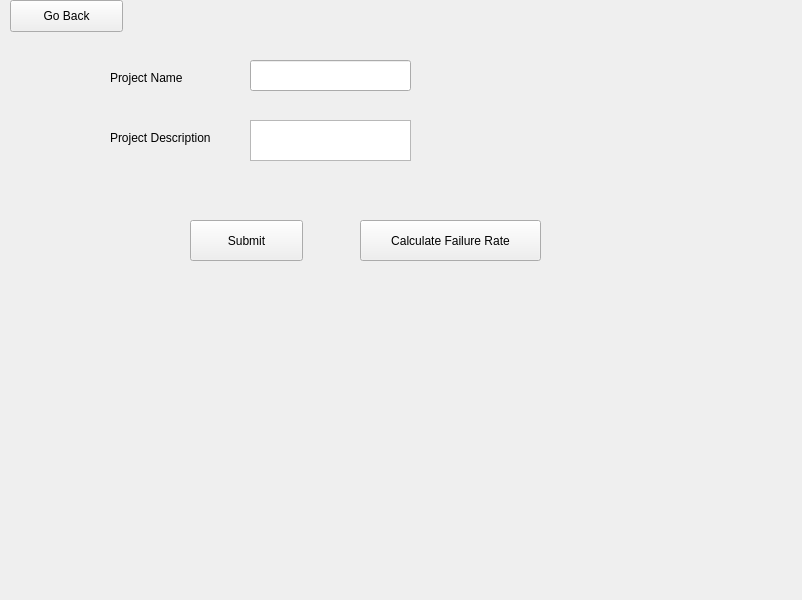
This is gui/project/create_project.ui in karthikdivakaran/reli_engine as Qt 5 draws it before an edit. The edited form follows.
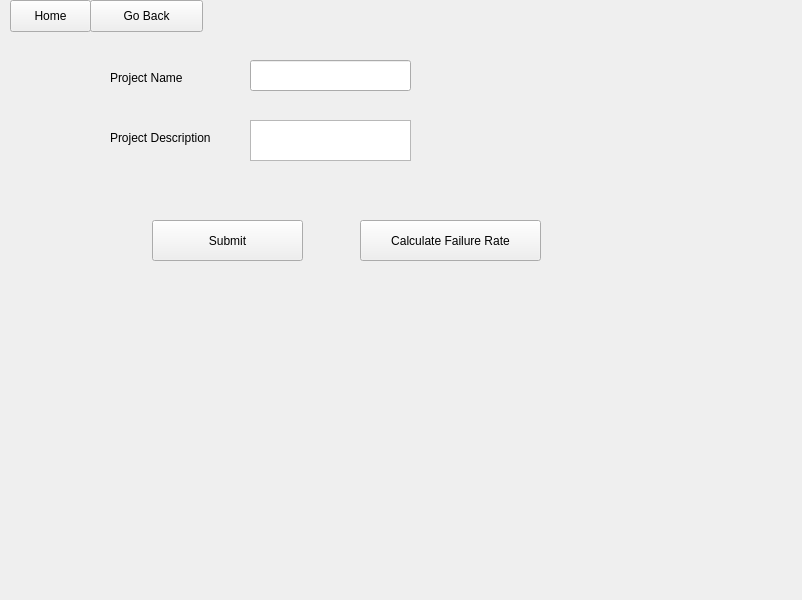
This is the edited form. Icons and pictures are not drawn.

The edit to the form file:
```diff
--- a/gui/project/create_project.ui
+++ b/gui/project/create_project.ui
@@ -19,7 +19,7 @@
   <widget class="QPushButton" name="backBtn">
    <property name="geometry">
     <rect>
-     <x>10</x>
+     <x>90</x>
      <y>0</y>
      <width>113</width>
      <height>32</height>
@@ -68,9 +68,9 @@
   <widget class="QPushButton" name="submitBtn">
    <property name="geometry">
     <rect>
-     <x>190</x>
+     <x>152</x>
      <y>220</y>
-     <width>113</width>
+     <width>151</width>
      <height>41</height>
     </rect>
    </property>
@@ -101,6 +101,29 @@
     <string>Calculate Failure Rate</string>
    </property>
   </widget>
+  <widget class="QPushButton" name="homeBtn">
+   <property name="geometry">
+    <rect>
+     <x>10</x>
+     <y>0</y>
+     <width>81</width>
+     <height>32</height>
+    </rect>
+   </property>
+   <property name="text">
+    <string>Home</string>
+   </property>
+   <property name="icon">
+    <iconset theme="../../static/icons/home.png">
+     <normaloff>.</normaloff>.</iconset>
+   </property>
+   <property name="iconSize">
+    <size>
+     <width>18</width>
+     <height>18</height>
+    </size>
+   </property>
+  </widget>
  </widget>
  <resources/>
  <connections/>
```
Left out of the diff: 2 changed lines with no effect on the pictures.
